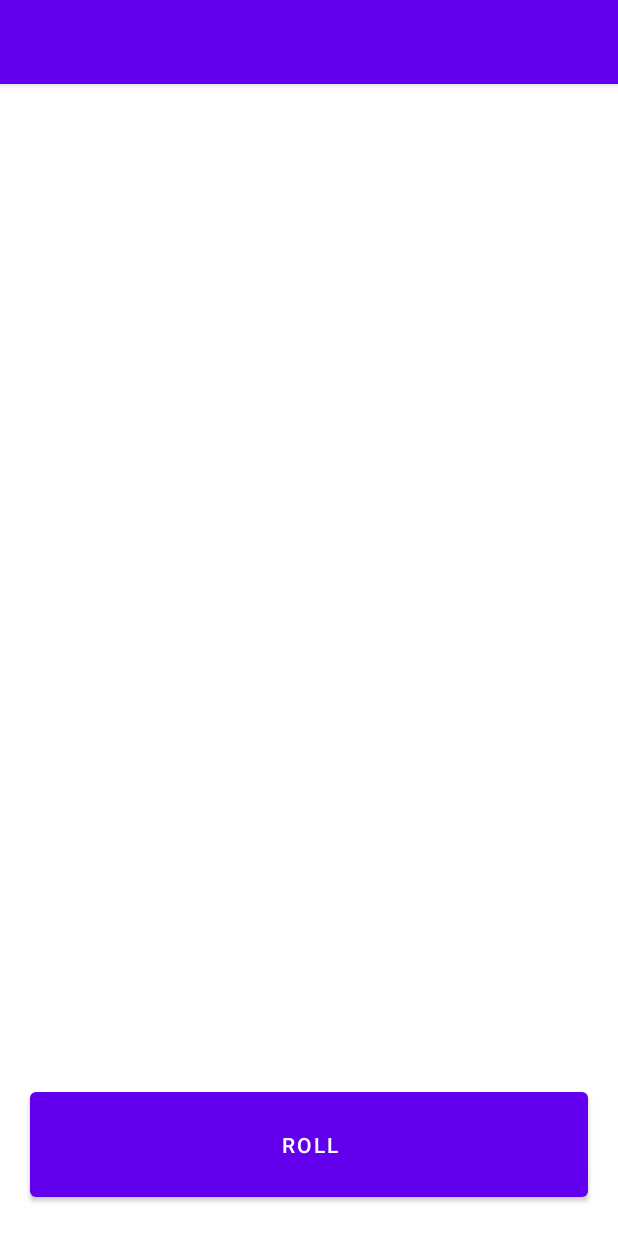
After one commit to PriyanthaFdo/Dice, an Android app: the StandardRoller screen opened directly, with no data from a screen before it, on a phone screen of 412 x 824 dp. The commit adds this screen. Run offline under Robolectric (Android 15) with nearby library versions, the phone set to English and light mode, and no system bars.

Commit message:
Standard Rolls completed (d2 - d100)

```diff
--- a/app/src/main/AndroidManifest.xml
+++ b/app/src/main/AndroidManifest.xml
@@ -14,9 +14,12 @@
         android:theme="@style/Theme.Dice"
         tools:targetApi="31">
         <activity
+            android:name=".StandardRoller"
+            android:exported="false" />
+        <activity
             android:name=".Standard_Rolls"
             android:exported="false"
-            android:label="Standard Rolls"/>
+            android:label="Standard Rolls" />
         <activity
             android:name=".HomeActivity"
             android:exported="false"
--- /dev/null
+++ b/app/src/main/java/com/dice/StandardRoller.java
@@ -0,0 +1,58 @@
+package com.dice;
+
+import androidx.appcompat.app.AppCompatActivity;
+
+import android.content.Intent;
+import android.os.Bundle;
+import android.widget.Button;
+import android.widget.TextView;
+
+import java.security.SecureRandom;
+
+public class StandardRoller extends AppCompatActivity {
+    Button roll;
+    TextView number;
+    SecureRandom random;
+    int max_num, result;
+
+    @Override
+    protected void onCreate(Bundle savedInstanceState) {
+        super.onCreate(savedInstanceState);
+        setContentView(R.layout.activity_standard_roller);
+
+        Intent i = getIntent();
+        String title = i.getStringExtra("button_pressed");
+        setTitle(title);
+
+        roll = findViewById(R.id.btn_roll);
+        number = findViewById(R.id.number);
+        random = new SecureRandom();
+
+        roll.setOnClickListener(v -> {
+            number.setText("");
+
+            switch(title){
+                case "coin": max_num = 2; break;
+                case "d4": max_num = 4; break;
+                case "dice": max_num = 6; break;
+                case "d8": max_num = 8; break;
+                case "d10": max_num = 10; break;
+                case "d12": max_num = 12; break;
+                case "d20": max_num = 20; break;
+                case "d100": max_num = 100; break;
+            }
+
+            result = random.nextInt(max_num)+1;
+
+            if(title.equals("coin")) {
+                if(result == 1)
+                    number.setText(R.string.head);
+                else
+                    number.setText(R.string.tails);
+
+                return;
+            }
+            number.setText("" + result);
+        });
+    }
+}
--- /dev/null
+++ b/app/src/main/res/layout/activity_standard_roller.xml
@@ -0,0 +1,31 @@
+<?xml version="1.0" encoding="utf-8"?>
+<androidx.constraintlayout.widget.ConstraintLayout xmlns:android="http://schemas.android.com/apk/res/android"
+    xmlns:app="http://schemas.android.com/apk/res-auto"
+    xmlns:tools="http://schemas.android.com/tools"
+    android:layout_width="match_parent"
+    android:layout_height="match_parent"
+    tools:context=".StandardRoller">
+
+    <Button
+        android:id="@+id/btn_roll"
+        android:layout_width="fill_parent"
+        android:layout_height="wrap_content"
+        android:layout_margin="20dp"
+        android:padding="25dp"
+        android:text="@string/roll"
+        app:layout_constraintBottom_toBottomOf="parent"
+        app:layout_constraintEnd_toEndOf="parent"
+        app:layout_constraintHorizontal_bias="0.5"
+        app:layout_constraintStart_toStartOf="parent" />
+
+    <TextView
+        android:id="@+id/number"
+        android:layout_width="wrap_content"
+        android:layout_height="wrap_content"
+        android:textSize="50sp"
+        app:layout_constraintBottom_toTopOf="@+id/btn_roll"
+        app:layout_constraintEnd_toEndOf="parent"
+        app:layout_constraintHorizontal_bias="0.5"
+        app:layout_constraintStart_toStartOf="parent"
+        app:layout_constraintTop_toTopOf="parent" />
+</androidx.constraintlayout.widget.ConstraintLayout>
--- a/app/src/main/res/values/strings.xml
+++ b/app/src/main/res/values/strings.xml
@@ -12,4 +12,8 @@
     <string name="d8">d8</string>
     <string name="standard_dice_d6">Standard Dice (d6)</string>
     <string name="coin_toss_d2">Coin Toss (d2)</string>
+    <string name="roll">Roll</string>
+    <string name="head">Head</string>
+    <string name="tails">Tails</string>
+
 </resources>
```
Also changed, not shown: app/src/main/java/com/dice/Standard_Rolls.java (+55 -0 lines).
